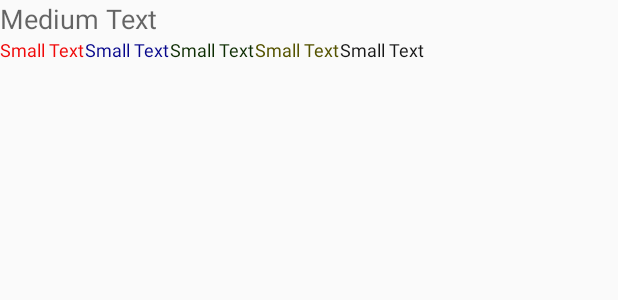
After one commit to michalgorecki/door-plate-client, an Android app: the layout list_item_pattern.xml on its own in the app's theme, with its tools: preview values and no code run, on a phone screen of 412 x 824 dp. The commit adds this screen. Shown: the top 300 px of the screen. Run offline under Robolectric (Android 15) with nearby library versions, the phone set to English and light mode, and no system bars.

Commit message:
Added pattern list and overridden CursorAdapter

```diff
--- a/DoorPlate/app/src/main/java/com/thesis/guras/doorplate/DatabaseDataModel.java
+++ b/DoorPlate/app/src/main/java/com/thesis/guras/doorplate/DatabaseDataModel.java
@@ -3,7 +3,8 @@ package com.thesis.guras.doorplate;
 /**
  * Created by guras on 27.01.16.
  */
-public class DatabaseDataModel {
+public class DatabaseDataModel{
+
     private String locationName;
     private String SSID1;
     private float RSSI1;
--- /dev/null
+++ b/DoorPlate/app/src/main/res/layout/list_item_pattern.xml
@@ -0,0 +1,65 @@
+<?xml version="1.0" encoding="utf-8"?>
+<LinearLayout xmlns:android="http://schemas.android.com/apk/res/android"
+    android:orientation="vertical" android:layout_width="match_parent"
+    android:layout_height="match_parent"
+    android:weightSum="1">
+
+
+    <TextView
+        android:layout_width="wrap_content"
+        android:layout_height="wrap_content"
+        android:textAppearance="?android:attr/textAppearanceMedium"
+        android:text="Medium Text"
+        android:id="@+id/name_textView" />
+
+    <LinearLayout
+        android:orientation="horizontal"
+        android:layout_width="match_parent"
+        android:layout_height="wrap_content">
+
+        <TextView
+            android:layout_width="wrap_content"
+            android:layout_height="wrap_content"
+            android:textAppearance="?android:attr/textAppearanceSmall"
+            android:text="Small Text"
+            android:textSize="12dp"
+            android:id="@+id/ssid1_textView"
+            android:textColor="#f00909" />
+
+        <TextView
+            android:layout_width="wrap_content"
+            android:layout_height="wrap_content"
+            android:textAppearance="?android:attr/textAppearanceSmall"
+            android:text="Small Text"
+            android:textSize="12dp"
+            android:id="@+id/ssid2_textView"
+            android:textColor="#06068b" />
+
+        <TextView
+            android:layout_width="wrap_content"
+            android:layout_height="wrap_content"
+            android:textAppearance="?android:attr/textAppearanceSmall"
+            android:text="Small Text"
+            android:textSize="12dp"
+            android:id="@+id/ssid3_textView"
+            android:textColor="#0c2c01" />
+
+        <TextView
+            android:layout_width="wrap_content"
+            android:layout_height="wrap_content"
+            android:textAppearance="?android:attr/textAppearanceSmall"
+            android:text="Small Text"
+            android:textSize="12dp"
+            android:id="@+id/ssid4_textView"
+            android:textColor="#555300" />
+
+        <TextView
+            android:layout_width="wrap_content"
+            android:layout_height="wrap_content"
+            android:textAppearance="?android:attr/textAppearanceSmall"
+            android:text="Small Text"
+            android:textSize="12dp"
+            android:id="@+id/ssid5_textView"
+            android:textColor="#161616" />
+    </LinearLayout>
+</LinearLayout>
--- a/DoorPlate/build.gradle
+++ b/DoorPlate/build.gradle
@@ -5,7 +5,7 @@ buildscript {
         jcenter()
     }
     dependencies {
-        classpath 'com.android.tools.build:gradle:1.5.0'
+        classpath 'com.android.tools.build:gradle:2.0.0'
 
         // NOTE: Do not place your application dependencies here; they belong
         // in the individual module build.gradle files
```
Also changed, not shown: DoorPlate/app/src/main/java/com/thesis/guras/doorplate/MDBHandler.java (+5 -17 lines), DoorPlate/app/src/main/java/com/thesis/guras/doorplate/PatternCursorAdapter.java (added, +45 -0 lines), DoorPlate/app/src/main/java/com/thesis/guras/doorplate/SaveLocationActivity.java (+16 -5 lines), DoorPlate/app/src/main/res/layout/activity_save_location.xml (+8 -0 lines), DoorPlate/gradle/wrapper/gradle-wrapper.properties.
